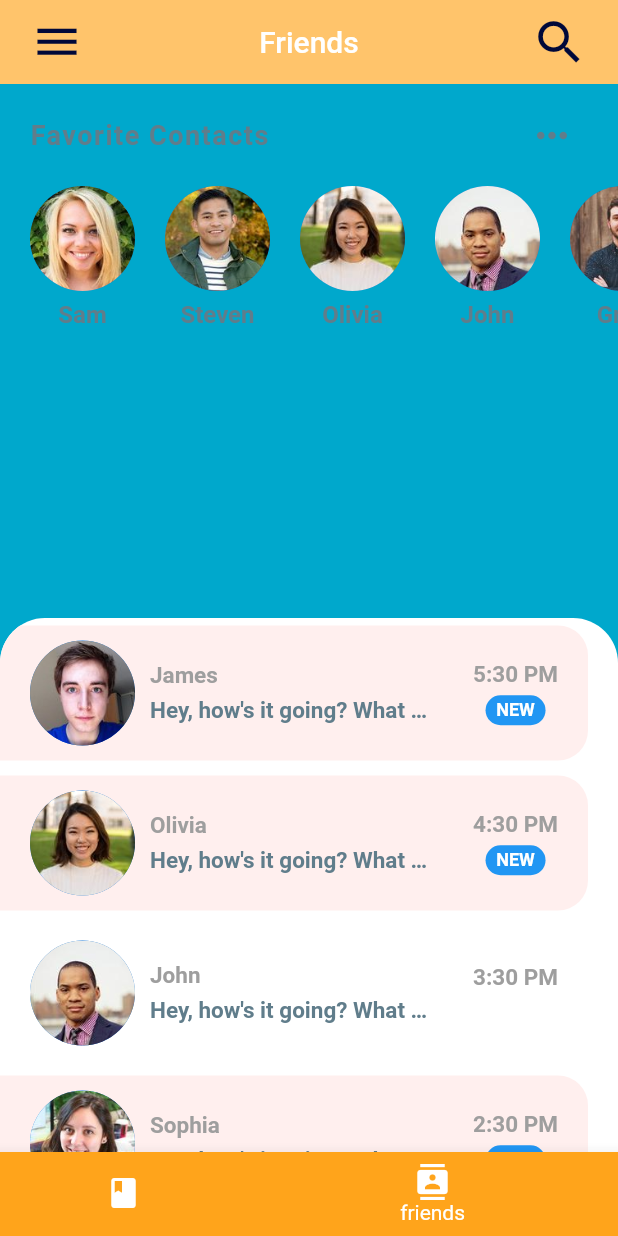
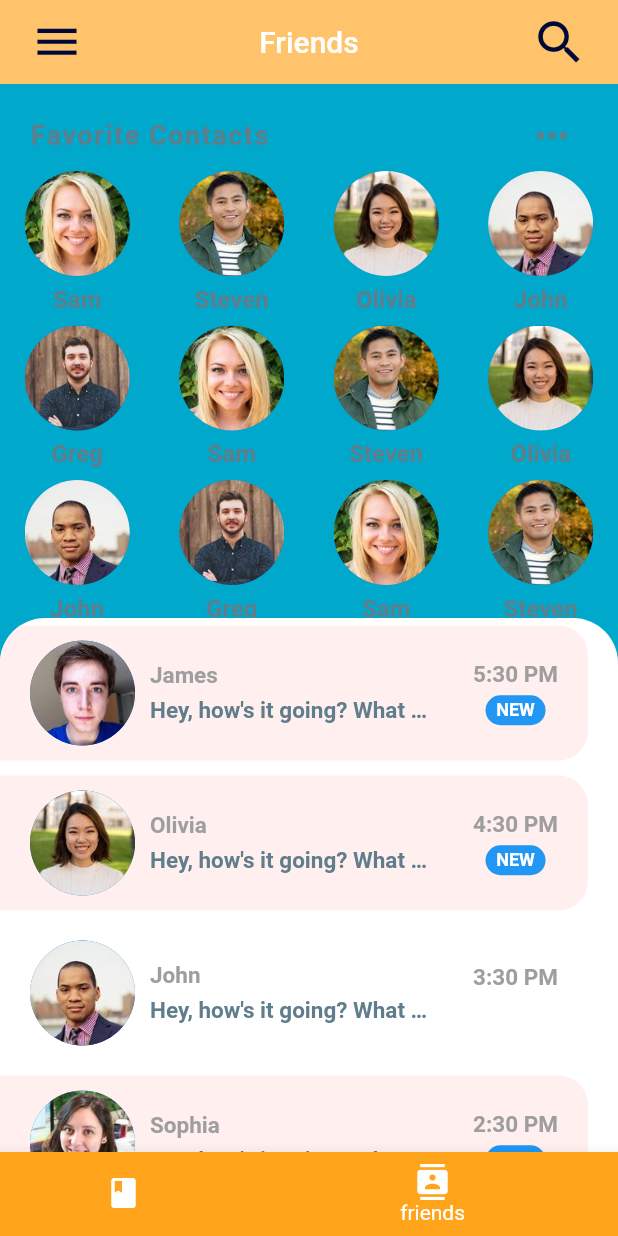
Before and after one commit to SweetSourPeter/ClassmateApp, a Flutter app: the screen it shows after launch, item 2 of the bottom bar chosen, on a phone screen of 412 x 824 dp. Run offline on Flutter 3.47's test engine with Material 2 defaults, Android fonts, the phone set to English and light mode, and no system bars; our stand-ins replace cloud_firestore, firebase_auth, google_sign_in; accounts and stored records are empty.

Commit message:
new update

```diff
--- a/lib/main.dart
+++ b/lib/main.dart
@@ -1,5 +1,5 @@
-import 'package:app_test/views/CoursePage.dart';
-import 'package:app_test/views/MainMenu.dart';
+import 'package:app_test/views/FriendsScreen.dart';
+import 'package:app_test/views/MainScreen.dart';
 import 'package:app_test/views/chatScreen.dart';
 import 'package:app_test/views/searchUser.dart';
 import 'package:app_test/views/sign_in.dart';
@@ -25,7 +25,7 @@ class MyApp extends StatelessWidget {
       ),
       home:
           // SignIn(),
-          MainMenu(),
+          MainScreen(),
       // SearchUsers(),
       // HomeScreen(),
     );
--- a/lib/modals/message_model.dart
+++ b/lib/modals/message_model.dart
@@ -63,7 +63,33 @@ final User steven = User(
 );
 
 // FAVORITE CONTACTS
-List<User> favorites = [sam, steven, olivia, john, greg];
+List<User> favorites = [
+  sam,
+  steven,
+  olivia,
+  john,
+  greg,
+  sam,
+  steven,
+  olivia,
+  john,
+  greg,
+  sam,
+  steven,
+  olivia,
+  john,
+  greg,
+  sam,
+  steven,
+  olivia,
+  john,
+  greg,
+  sam,
+  steven,
+  olivia,
+  john,
+  greg
+];
 
 // EXAMPLE CHATS ON HOME SCREEN
 List<Message> chats = [
--- a/lib/services/auth.dart
+++ b/lib/services/auth.dart
@@ -1,7 +1,7 @@
 import 'package:app_test/main.dart';
 import 'package:app_test/modals/user.dart';
 import 'package:app_test/modals/user.dart';
-import 'package:app_test/views/MainMenu.dart';
+import 'package:app_test/views/MainScreen.dart';
 import 'package:app_test/views/sign_in.dart';
 import "package:firebase_auth/firebase_auth.dart";
 import 'package:flutter/services.dart';
@@ -74,7 +74,7 @@ class AuthMethods {
     if (result == null) {
     } else {
       Navigator.push(
-          context, MaterialPageRoute(builder: (context) => MainMenu()));
+          context, MaterialPageRoute(builder: (context) => MainScreen()));
     }
   }
 
--- a/lib/views/CoursePage.dart
+++ b/lib/views/FriendsScreen.dart
@@ -1,20 +1,17 @@
 import 'package:app_test/modals/constant.dart';
 import 'package:flutter/material.dart';
-// import 'package:flutter_chat_ui/widgets/category_selector.dart';
-// import 'package:flutter_chat_ui/widgets/favorite_contacts.dart';
-// import 'package:flutter_chat_ui/widgets/recent_chats.dart';
 import 'package:app_test/widgets/category_selector.dart';
 import 'package:app_test/widgets/favorite_contacts.dart';
 import 'package:app_test/widgets/recent_chats.dart';
 import 'package:app_test/views/chatScreen.dart';
 import 'package:app_test/modals/message_model.dart';
 
-class HomeScreen extends StatefulWidget {
+class FriendsScreen extends StatefulWidget {
   @override
-  _HomeScreenState createState() => _HomeScreenState();
+  _FriendsScreenState createState() => _FriendsScreenState();
 }
 
-class _HomeScreenState extends State<HomeScreen> {
+class _FriendsScreenState extends State<FriendsScreen> {
   @override
   Widget build(BuildContext context) {
     return Scaffold(
--- a/lib/views/MainMenu.dart
+++ b/lib/views/MainScreen.dart
@@ -1,19 +1,18 @@
 import 'package:app_test/modals/constant.dart';
 import 'package:app_test/modals/courseInfo.dart';
 import 'package:app_test/modals/message_model.dart';
-import 'package:app_test/views/CoursePage.dart';
+import 'package:app_test/views/FriendsScreen.dart';
 import 'package:app_test/views/searchUser.dart';
-import 'package:app_test/widgets/widgets.dart';
 import 'package:flutter/material.dart';
 
-class MainMenu extends StatefulWidget {
+class MainScreen extends StatefulWidget {
   @override
-  _MainMenuState createState() => _MainMenuState();
+  _MainScreenState createState() => _MainScreenState();
 }
 
-class _MainMenuState extends State<MainMenu> {
+class _MainScreenState extends State<MainScreen> {
   int _currentIndex = 0;
-  final tabs = [CourseMainMenu(), HomeScreen()];
+  final tabs = [CourseMainMenu(), FriendsScreen()];
   final tabTitle = ['Course', 'Friends'];
   @override
   Widget build(BuildContext context) {
--- a/lib/views/background.dart
+++ /dev/null
@@ -1 +0,0 @@
-import "package:flutter/material.dart";
--- a/lib/views/sign_in.dart
+++ b/lib/views/sign_in.dart
@@ -1,5 +1,5 @@
 import 'package:app_test/services/database.dart';
-import 'package:app_test/views/MainMenu.dart';
+import 'package:app_test/views/MainScreen.dart';
 import 'package:app_test/views/forgetpassword.dart';
 import 'package:app_test/views/sign_up.dart';
 import "package:flutter/material.dart";
@@ -36,7 +36,7 @@ class _SignInState extends State<SignIn> {
         print(isLoading);
         print("val value is " + "${val.userID.toString()}");
         Navigator.pushReplacement(
-            context, MaterialPageRoute(builder: (context) => MainMenu()));
+            context, MaterialPageRoute(builder: (context) => MainScreen()));
       });
     }
   }
--- a/lib/views/sign_up.dart
+++ b/lib/views/sign_up.dart
@@ -1,6 +1,6 @@
 import 'package:app_test/services/auth.dart';
 import 'package:app_test/services/database.dart';
-import 'package:app_test/views/MainMenu.dart';
+import 'package:app_test/views/MainScreen.dart';
 import 'package:app_test/views/sign_in.dart';
 import 'package:flutter/material.dart';
 
@@ -54,7 +54,7 @@ class _SignUpPageState extends State<SignUpPage> {
           print(isLoading);
           print("val value is " + "${val.userID.toString()}");
           Navigator.pushReplacement(
-              context, MaterialPageRoute(builder: (context) => MainMenu()));
+              context, MaterialPageRoute(builder: (context) => MainScreen()));
         }
       });
     }
--- a/lib/widgets/favorite_contacts.dart
+++ b/lib/widgets/favorite_contacts.dart
@@ -1,6 +1,4 @@
 import 'package:flutter/material.dart';
-// import 'package:flutter_chat_ui/models/message_model.dart';
-// import 'package:flutter_chat_ui/screens/chat_screen.dart';
 import 'package:app_test/modals/message_model.dart';
 import 'package:app_test/views/chatScreen.dart';
 
@@ -36,13 +34,13 @@ class FavoriteContacts extends StatelessWidget {
               ],
             ),
           ),
-          Container(
-            height: 120.0,
-            child: ListView.builder(
-              padding: EdgeInsets.only(left: 10.0),
-              scrollDirection: Axis.horizontal,
-              itemCount: favorites.length,
-              itemBuilder: (BuildContext context, int index) {
+          Expanded(
+            child: Container(
+                // height: 120.0,
+                child: GridView.count(
+              scrollDirection: Axis.vertical,
+              crossAxisCount: 4,
+              children: List.generate(favorites.length, (index) {
                 return GestureDetector(
                   onTap: () => Navigator.push(
                     context,
@@ -52,14 +50,12 @@ class FavoriteContacts extends StatelessWidget {
                       ),
                     ),
                   ),
-                  child: Padding(
-                    padding: EdgeInsets.all(10.0),
+                  child: Container(
                       child: Column(
                     children: <Widget>[
                       CircleAvatar(
                         radius: 35.0,
-                          backgroundImage:
-                              AssetImage(favorites[index].imageUrl),
+                        backgroundImage: AssetImage(favorites[index].imageUrl),
                       ),
                       SizedBox(height: 6.0),
                       Text(
@@ -71,10 +67,49 @@ class FavoriteContacts extends StatelessWidget {
                         ),
                       ),
                     ],
-                    ),
-                  ),
+                  )),
                 );
-              },
+              }),
+            )
+
+                // ListView.builder(
+                //   padding: EdgeInsets.only(left: 10.0),
+                //   scrollDirection: Axis.horizontal,
+                //   itemCount: favorites.length,
+                //   itemBuilder: (BuildContext context, int index) {
+                //     return GestureDetector(
+                //       onTap: () => Navigator.push(
+                //         context,
+                //         MaterialPageRoute(
+                //           builder: (_) => ChatScreen(
+                //             user: favorites[index],
+                //           ),
+                //         ),
+                //       ),
+                // child: Padding(
+                //   padding: EdgeInsets.all(10.0),
+                //   child: Column(
+                //     children: <Widget>[
+                //       CircleAvatar(
+                //         radius: 35.0,
+                //         backgroundImage:
+                //             AssetImage(favorites[index].imageUrl),
+                //       ),
+                //       SizedBox(height: 6.0),
+                //       Text(
+                //         favorites[index].name,
+                //         style: TextStyle(
+                //           color: Colors.blueGrey,
+                //           fontSize: 16.0,
+                //           fontWeight: FontWeight.w600,
+                //         ),
+                //       ),
+                //     ],
+                //   ),
+                // ),
+                //     );
+                //   },
+                // ),
                 ),
           ),
         ],
```
Lines whose indentation alone changed are shown as unchanged.
